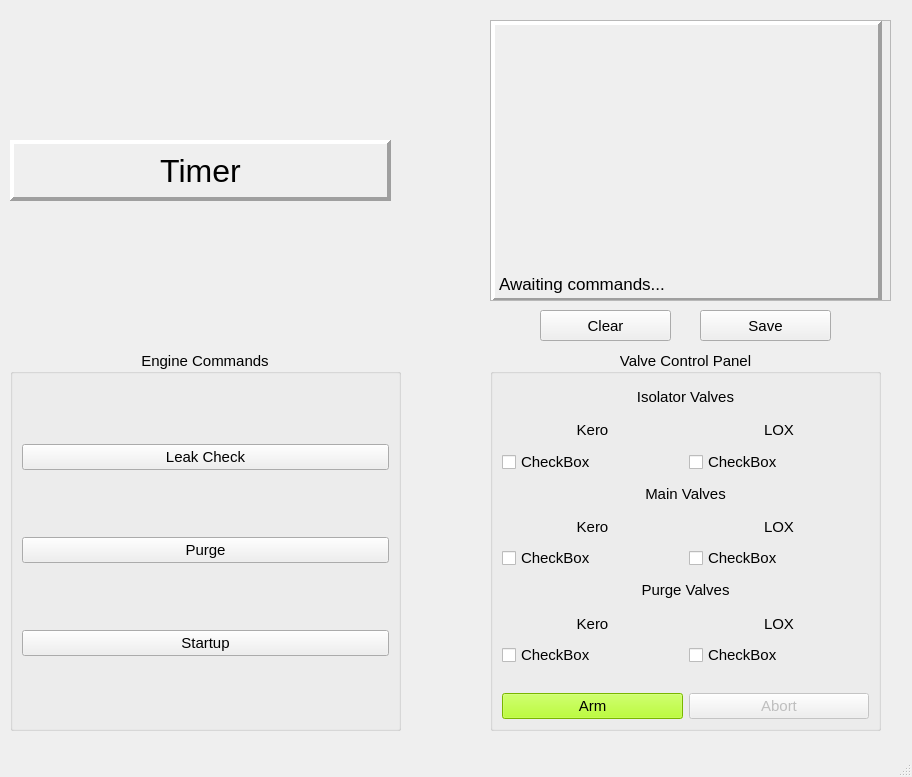
First picture: the form in v0.1/APRL_GUIv0_1.ui, repository UC-Davis-APRL/APRL_GUI, before the edit.
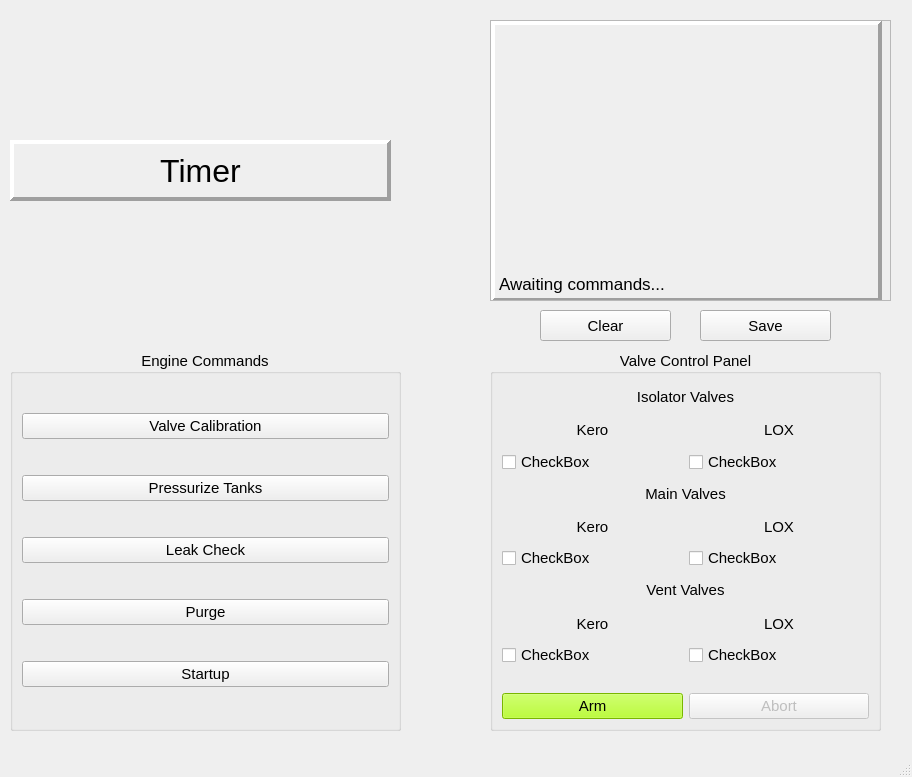
Second picture: the form after the edit. Custom widgets are drawn as their Qt base class.

Patch:
```diff
--- a/v0.1/APRL_GUIv0_1.ui
+++ b/v0.1/APRL_GUIv0_1.ui
@@ -201,7 +201,7 @@
         </font>
        </property>
        <property name="text">
-        <string>Purge Valves</string>
+        <string>Vent Valves</string>
        </property>
        <property name="alignment">
         <set>Qt::AlignCenter</set>
@@ -353,6 +353,30 @@
      <bool>false</bool>
     </property>
     <layout class="QVBoxLayout" name="verticalLayout">
+     <item>
+      <widget class="QPushButton" name="calibButton">
+       <property name="font">
+        <font>
+         <pointsize>11</pointsize>
+        </font>
+       </property>
+       <property name="text">
+        <string>Valve Calibration</string>
+       </property>
+      </widget>
+     </item>
+     <item>
+      <widget class="QPushButton" name="pressButton">
+       <property name="font">
+        <font>
+         <pointsize>11</pointsize>
+        </font>
+       </property>
+       <property name="text">
+        <string>Pressurize Tanks</string>
+       </property>
+      </widget>
+     </item>
      <item>
       <widget class="QPushButton" name="leakButton">
        <property name="font">
```
Left out of the diff: 16 changed lines with no effect on the pictures.
